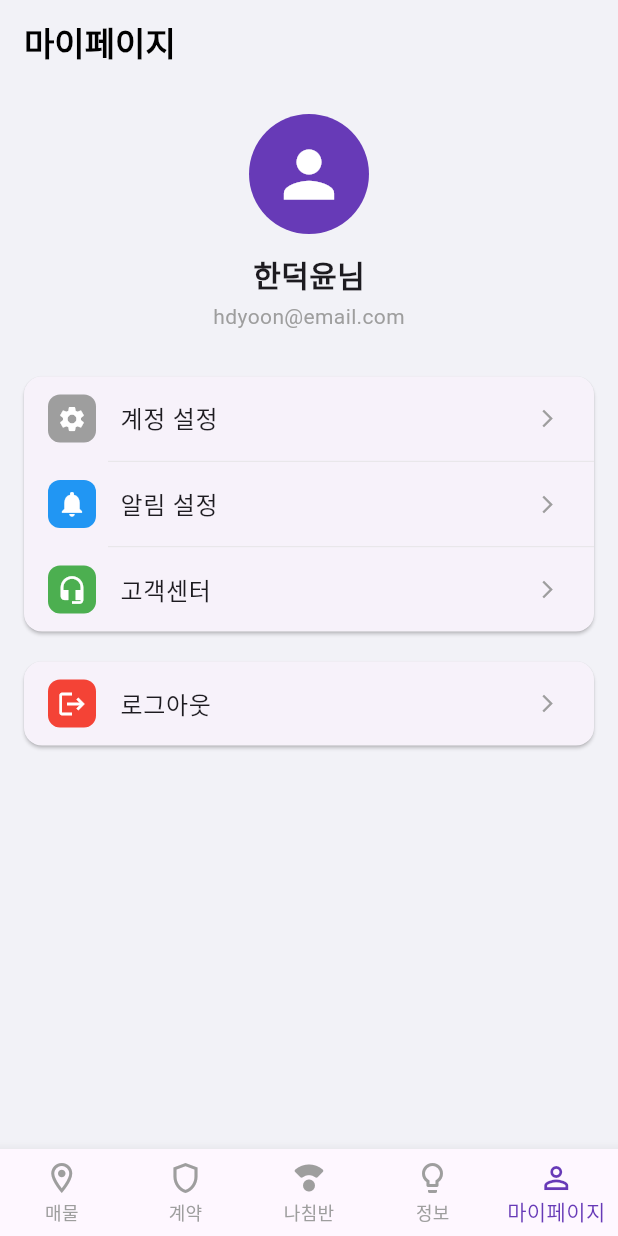
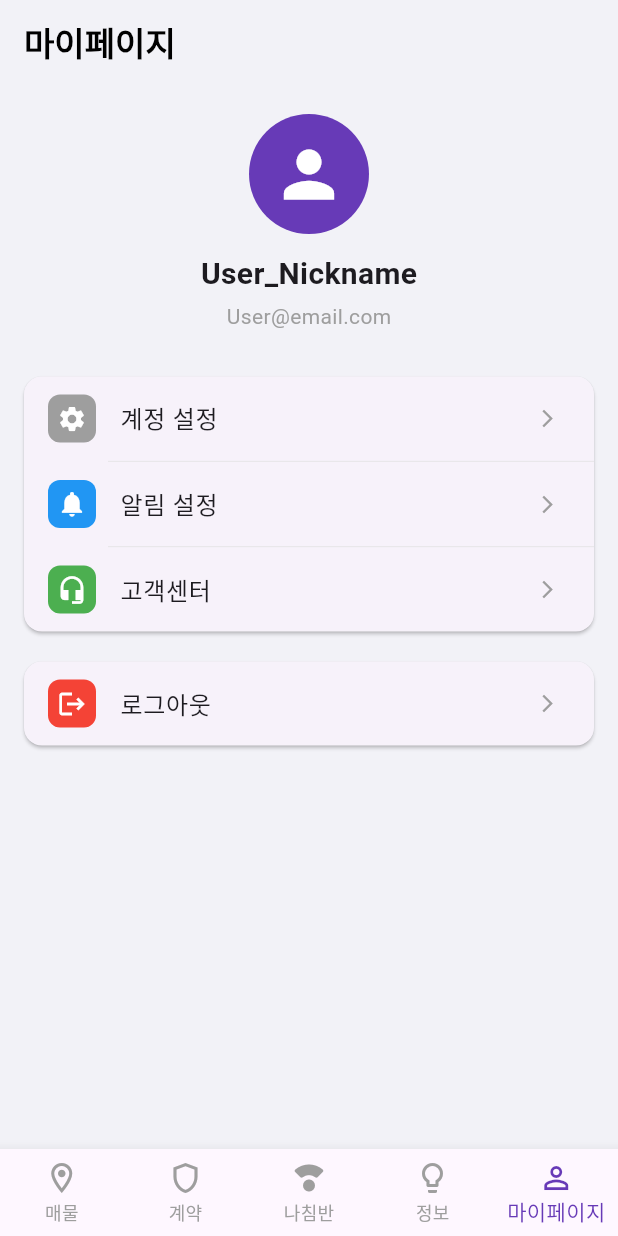
Before and after one commit to snowflower124/pj, a Flutter app: the screen it shows after launch, item 5 of the bottom bar chosen, on a phone screen of 412 x 824 dp. Run offline on Flutter 3.47's test engine with Material 3 defaults, Android fonts, the phone set to English and light mode, and no system bars; our stand-ins replace image_picker; Roboto replaces fonts that are missing (Pretendard).

Commit message:
Update main.dart

```diff
--- a/lib/main.dart
+++ b/lib/main.dart
@@ -281,9 +281,9 @@ class MyPage extends StatelessWidget {
             children: const [
               CircleAvatar(radius: 40, backgroundColor: Colors.deepPurple, child: Icon(Icons.person, size: 50, color: Colors.white)),
               SizedBox(height: 12),
-              Text("한덕윤님", style: TextStyle(fontSize: 20, fontWeight: FontWeight.bold)),
+              Text("User_Nickname", style: TextStyle(fontSize: 20, fontWeight: FontWeight.bold)),
               SizedBox(height: 4),
-              Text("hdyoon@email.com", style: TextStyle(fontSize: 14, color: Colors.grey)),
+              Text("User@email.com", style: TextStyle(fontSize: 14, color: Colors.grey)),
             ],
           ),
           const SizedBox(height: 30),
```
